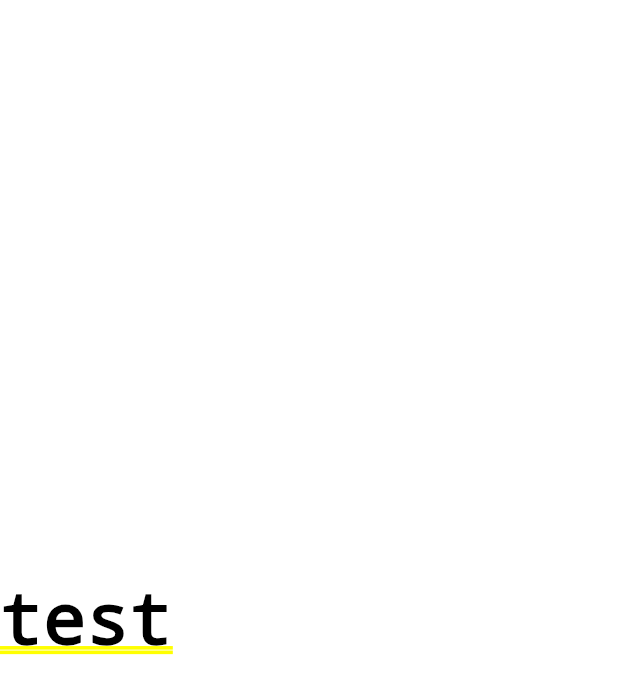
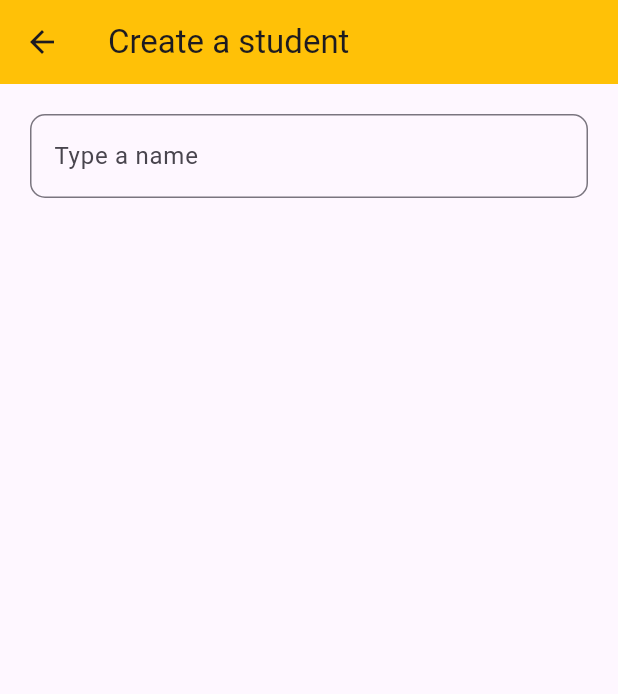
Before and after one commit to Kristian-BASW/web-publishment, a Flutter app: the screen it shows after launch, after a tap on the "add" icon, on a phone screen of 412 x 824 dp. Shown: the top 694 px of the screen. Run offline on Flutter 3.47's test engine with Material 3 defaults, Android fonts, the phone set to English and light mode, and no system bars.

Commit message:
Adding the page for creating student

```diff
--- a/test_website_publishment/lib/create_student_page.dart
+++ b/test_website_publishment/lib/create_student_page.dart
@@ -1,4 +1,5 @@
 import 'package:flutter/material.dart';
+import 'package:test_website_publishment/shared/widgets/styled_text_field.dart';
 
 class CreateStudentPage extends StatefulWidget {
   const CreateStudentPage({super.key});
@@ -10,16 +11,24 @@ class CreateStudentPage extends StatefulWidget {
 class _CreateStudentPageState extends State<CreateStudentPage> {
   @override
   Widget build(BuildContext context) {
-    return Container(
-      color: Colors.white,
-      child: Row(
-        children: [
-          Text(
-            'test',
-            textAlign: TextAlign.center,
-            style: TextStyle(color: Colors.black),
-          ),
-        ],
+    return Scaffold(
+      appBar: AppBar(
+        title: Text('Create a student'),
+        backgroundColor: Colors.amber,
+      ),
+
+      body: Container(
+        color: Colors.transparent,
+        child: Row(
+          children: [
+            Expanded(
+              child: Container(
+                padding: EdgeInsets.all(20),
+                child: StyledTextField(hintText: 'Type a name'),
+              ),
+            ),
+          ],
+        ),
       ),
     );
   }
--- /dev/null
+++ b/test_website_publishment/lib/shared/widgets/styled_text_field.dart
@@ -0,0 +1,25 @@
+import 'package:flutter/material.dart';
+
+class StyledTextField extends StatefulWidget {
+  final String hintText;
+
+  const StyledTextField({super.key, required this.hintText});
+
+  @override
+  State<StyledTextField> createState() => _StyledTextFieldState();
+}
+
+class _StyledTextFieldState extends State<StyledTextField> {
+  @override
+  Widget build(BuildContext context) {
+    return TextField(
+      decoration: InputDecoration(
+        fillColor: Colors.black,
+        border: OutlineInputBorder(
+          borderRadius: BorderRadius.all(Radius.circular(10)),
+        ),
+        hintText: 'Type a name',
+      ),
+    );
+  }
+}
```
